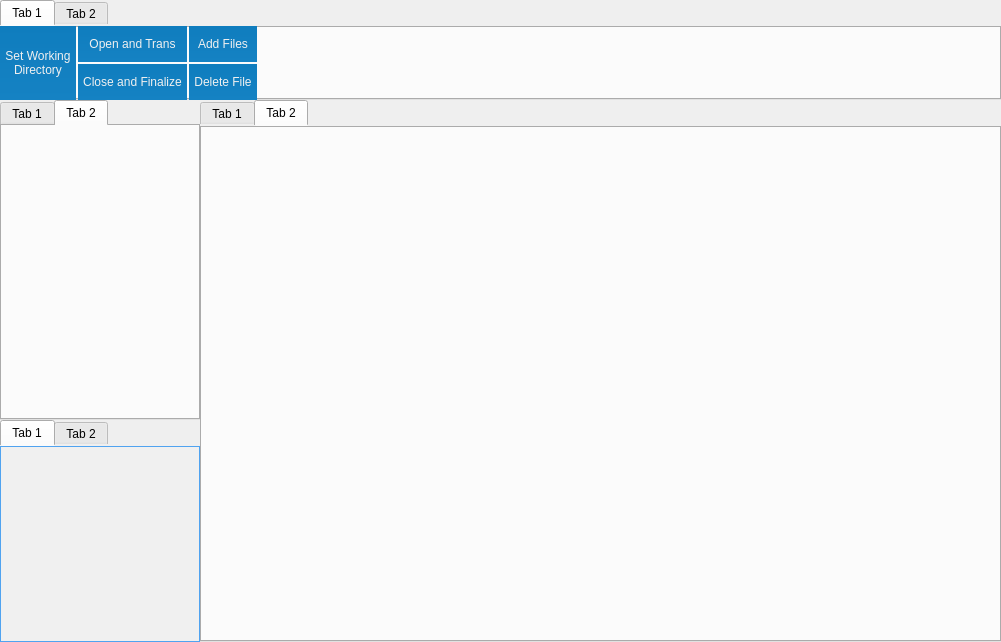
Above: MainWindow.ui from longteng9/WikiMate before the change. Below: the same form after it.
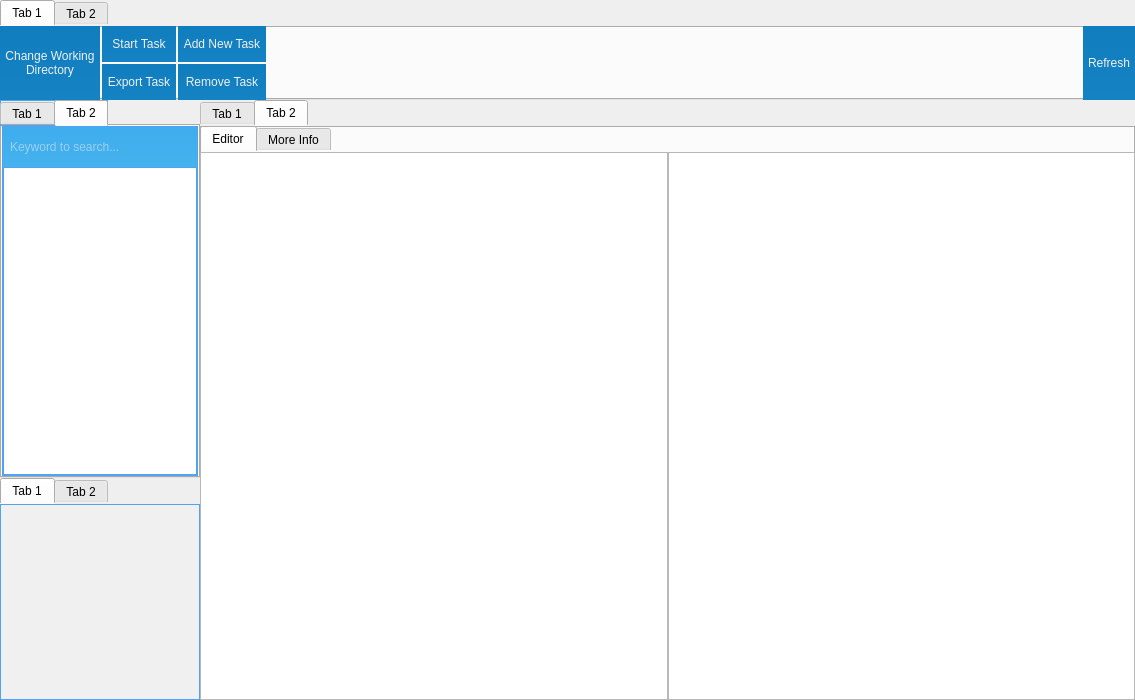
That is the form after the change. The open tabs and pages were chosen to show the change. Custom widgets are drawn as their Qt base class.

Commit message: finished tasks page

What changed in the file:
```diff
--- a/MainWindow.ui
+++ b/MainWindow.ui
@@ -6,8 +6,8 @@
    <rect>
     <x>0</x>
     <y>0</y>
-    <width>1001</width>
-    <height>642</height>
+    <width>1135</width>
+    <height>700</height>
    </rect>
   </property>
   <property name="windowTitle">
@@ -108,7 +108,7 @@
 }</string>
             </property>
             <property name="text">
-             <string>Set Working
+             <string>Change Working
 Directory</string>
             </property>
             <property name="flat">
@@ -148,7 +148,7 @@
 }</string>
               </property>
               <property name="text">
-               <string>Open and Trans</string>
+               <string>Start Task</string>
               </property>
               <property name="flat">
                <bool>true</bool>
@@ -182,7 +182,7 @@
 }</string>
               </property>
               <property name="text">
-               <string>Close and Finalize</string>
+               <string>Export Task</string>
               </property>
               <property name="flat">
                <bool>true</bool>
@@ -223,7 +223,7 @@
 }</string>
               </property>
               <property name="text">
-               <string>Add Files</string>
+               <string>Add New Task</string>
               </property>
               <property name="flat">
                <bool>true</bool>
@@ -257,7 +257,7 @@
 }</string>
               </property>
               <property name="text">
-               <string>Delete File</string>
+               <string>Remove Task</string>
               </property>
               <property name="flat">
                <bool>true</bool>
@@ -279,6 +279,40 @@
             </property>
            </spacer>
           </item>
+          <item>
+           <widget class="QPushButton" name="btnRefreshTasks">
+            <property name="sizePolicy">
+             <sizepolicy hsizetype="Minimum" vsizetype="Preferred">
+              <horstretch>0</horstretch>
+              <verstretch>0</verstretch>
+             </sizepolicy>
+            </property>
+            <property name="styleSheet">
+             <string notr="true">QPushButton{
+font: 10pt &quot;Verdana&quot;;
+border-style: none;
+border: 0px;
+color: #F0F0F0;
+padding: 5px;	
+min-height: 20px;
+border-radius:0px;
+background: qlineargradient(spread:pad, x1:0, y1:0, x2:0, y2:1, stop:0 #0F7DBE, stop:1 #1582C3); }
+QPushButton:hover{ 
+	background: qlineargradient(spread:pad, x1:0, y1:0, x2:0, y2:1, stop:0 #50A3F0, stop:1 #489CEA);
+}
+
+QPushButton:pressed{ 
+	background: qlineargradient(spread:pad, x1:0, y1:0, x2:0, y2:1, stop:0 #0F7DBE, stop:1 #1582C3);
+}</string>
+            </property>
+            <property name="text">
+             <string>Refresh</string>
+            </property>
+            <property name="flat">
+             <bool>true</bool>
+            </property>
+           </widget>
+          </item>
          </layout>
         </widget>
         <widget class="QWidget" name="tab_2">
@@ -319,7 +353,7 @@
              </size>
             </property>
             <property name="styleSheet">
-             <string notr="true"/>
+             <string notr="true">border: 1px solid #50A3F0; </string>
             </property>
             <property name="currentIndex">
              <number>0</number>
@@ -389,6 +423,54 @@
              <attribute name="title">
               <string>Tab 2</string>
              </attribute>
+             <layout class="QVBoxLayout" name="verticalLayout_9">
+              <property name="spacing">
+               <number>0</number>
+              </property>
+              <property name="leftMargin">
+               <number>0</number>
+              </property>
+              <property name="topMargin">
+               <number>0</number>
+              </property>
+              <property name="rightMargin">
+               <number>0</number>
+              </property>
+              <property name="bottomMargin">
+               <number>0</number>
+              </property>
+              <item>
+               <widget class="QLineEdit" name="editKeyword">
+                <property name="minimumSize">
+                 <size>
+                  <width>0</width>
+                  <height>40</height>
+                 </size>
+                </property>
+                <property name="styleSheet">
+                 <string notr="true">QLineEdit{
+font: 10pt &quot;Verdana&quot;;
+border-style: none;
+border: 0px;
+color: #F0F0F0;
+padding: 5px;	
+min-height: 30px;
+border-radius:0px;
+background: qlineargradient(spread:pad, x1:0, y1:0, x2:0, y2:1, stop:0 #3FADEE, stop:1 #45B2EE); }</string>
+                </property>
+                <property name="placeholderText">
+                 <string>Keyword to search...</string>
+                </property>
+               </widget>
+              </item>
+              <item>
+               <widget class="QListWidget" name="lstIndex">
+                <property name="styleSheet">
+                 <string notr="true">font: 10pt &quot;Verdana&quot;;</string>
+                </property>
+               </widget>
+              </item>
+             </layout>
             </widget>
            </widget>
           </item>
@@ -545,6 +627,87 @@
            <attribute name="title">
             <string>Tab 2</string>
            </attribute>
+           <layout class="QVBoxLayout" name="verticalLayout_10">
+            <property name="spacing">
+             <number>0</number>
+            </property>
+            <property name="leftMargin">
+             <number>0</number>
+            </property>
+            <property name="topMargin">
+             <number>0</number>
+            </property>
+            <property name="rightMargin">
+             <number>0</number>
+            </property>
+            <property name="bottomMargin">
+             <number>0</number>
+            </property>
+            <item>
+             <widget class="QTabWidget" name="tabWidget">
+              <property name="styleSheet">
+               <string notr="true">font: 10pt &quot;Verdana&quot;;</string>
+              </property>
+              <property name="currentIndex">
+               <number>0</number>
+              </property>
+              <widget class="QWidget" name="tab_editor">
+               <attribute name="title">
+                <string>Editor</string>
+               </attribute>
+               <layout class="QVBoxLayout" name="verticalLayout_11">
+                <property name="spacing">
+                 <number>0</number>
+                </property>
+                <property name="leftMargin">
+                 <number>0</number>
+                </property>
+                <property name="topMargin">
+                 <number>0</number>
+                </property>
+                <property name="rightMargin">
+                 <number>0</number>
+                </property>
+                <property name="bottomMargin">
+                 <number>0</number>
+                </property>
+                <item>
+                 <layout class="QHBoxLayout" name="horizontalLayout_3">
+                  <property name="spacing">
+                   <number>0</number>
+                  </property>
+                  <item>
+                   <widget class="QTextEdit" name="txtOriginal">
+                    <property name="styleSheet">
+                     <string notr="true">font: 10pt &quot;Microsoft YaHei&quot;;</string>
+                    </property>
+                    <property name="readOnly">
+                     <bool>true</bool>
+                    </property>
+                   </widget>
+                  </item>
+                  <item>
+                   <widget class="QTextEdit" name="txtTrans">
+                    <property name="styleSheet">
+                     <string notr="true">font: 10pt &quot;Microsoft YaHei&quot;;</string>
+                    </property>
+                    <property name="readOnly">
+                     <bool>false</bool>
+                    </property>
+                   </widget>
+                  </item>
+                 </layout>
+                </item>
+               </layout>
+              </widget>
+              <widget class="QWidget" name="tab_more_info">
+               <attribute name="title">
+                <string>More Info</string>
+               </attribute>
+              </widget>
+             </widget>
+            </item>
+           </layout>
           </widget>
          </widget>
         </item>
```
Left out of the diff: 40 changed lines with no effect on the pictures. The commit also changes 14 other files.
